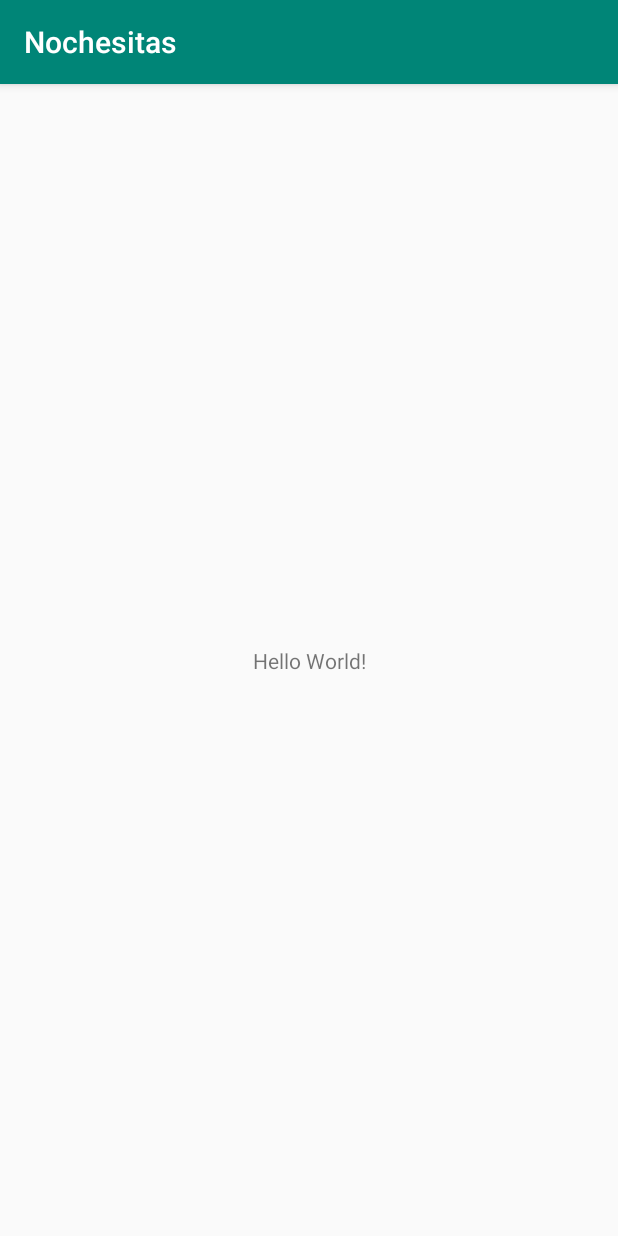
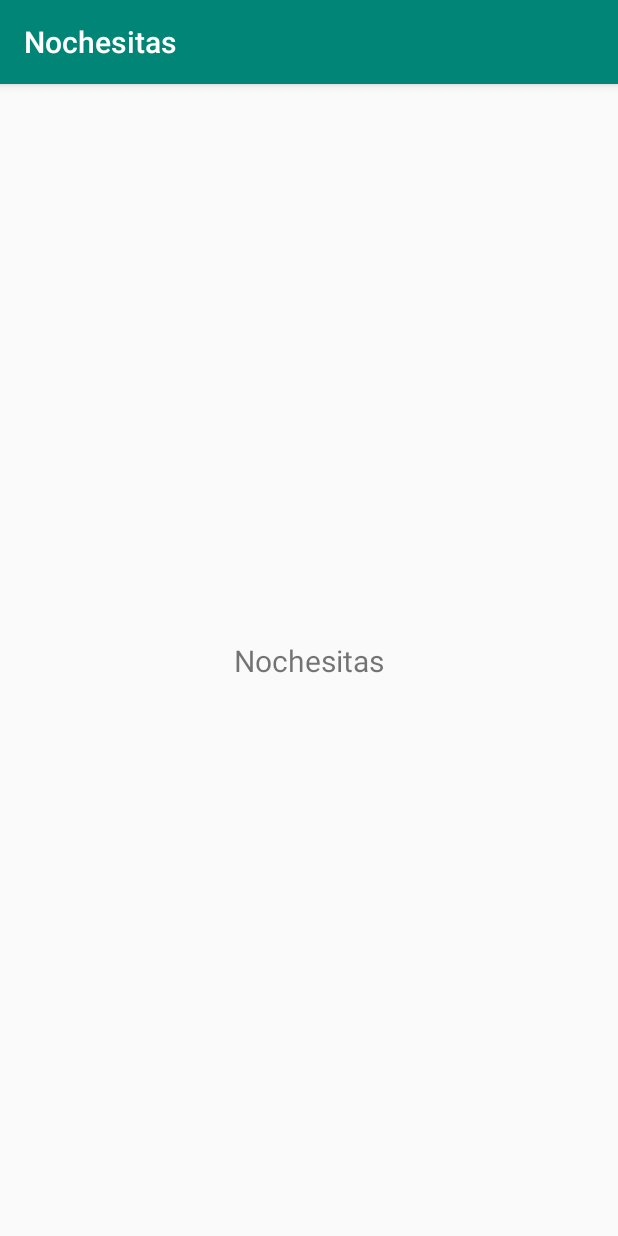
Before and after one commit to gustavozapata/Noches, an Android app: the screen it shows after launch (MainActivity), on a phone screen of 412 x 824 dp. Run offline under Robolectric (Android 15) with nearby library versions, the phone set to English and light mode, and no system bars.

Commit message:
initial commit from Android Studio

```diff
--- a/app/src/main/res/layout/activity_main.xml
+++ b/app/src/main/res/layout/activity_main.xml
@@ -10,7 +10,8 @@
     <TextView
             android:layout_width="wrap_content"
             android:layout_height="wrap_content"
-            android:text="Hello World!"
+            android:text="@string/app_name"
+            style="@style/title"
             app:layout_constraintBottom_toBottomOf="parent"
             app:layout_constraintLeft_toLeftOf="parent"
             app:layout_constraintRight_toRightOf="parent"
--- a/app/src/main/res/values/styles.xml
+++ b/app/src/main/res/values/styles.xml
@@ -8,4 +8,8 @@
         <item name="colorAccent">@color/colorAccent</item>
     </style>
 
+    <style name="title">
+        <item name="android:textSize">20sp</item>
+    </style>
+
 </resources>
```
